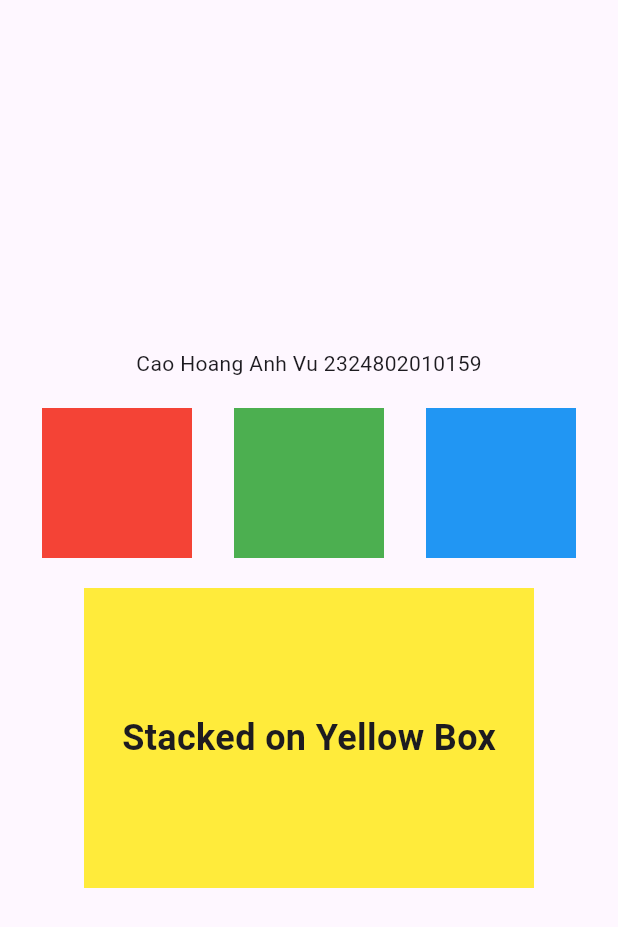
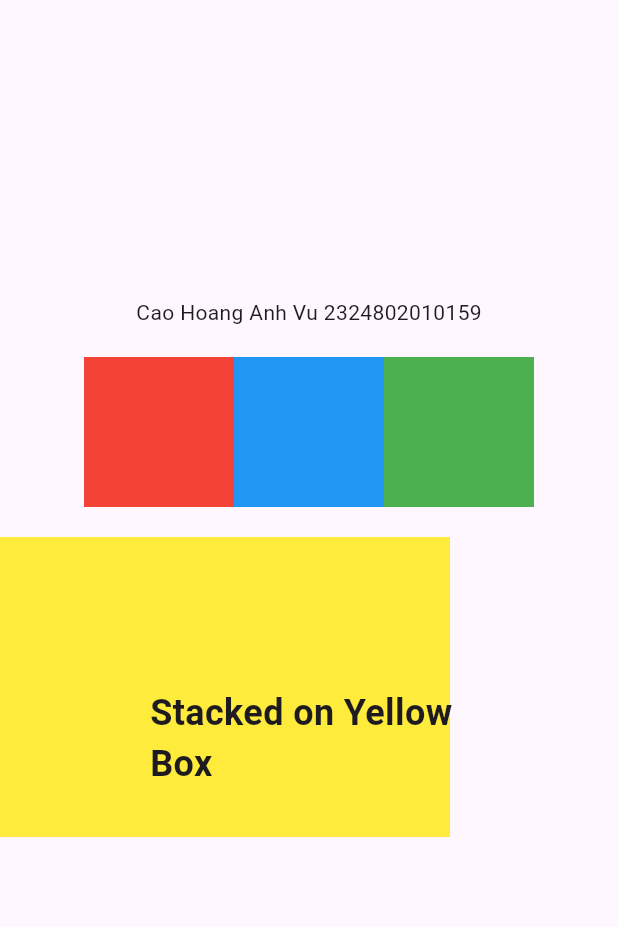
Before and after one commit to ogtrumtga/CaoHoangAnhVu_LTDNT, a Flutter app: the screen it shows after launch, on a phone screen of 412 x 824 dp. Shown: the top 927 px of the screen. Run offline on Flutter 3.47's test engine with Material 3 defaults, Android fonts, the phone set to English and light mode, and no system bars; our stand-ins replace dio.

Commit message:
link Record

```diff
--- a/caohoanganhvu_2324802010159_lab2_1/lib/main.dart
+++ b/caohoanganhvu_2324802010159_lab2_1/lib/main.dart
@@ -25,20 +25,25 @@ class LayoutApp extends StatelessWidget {
         const Text('Cao Hoang Anh Vu 2324802010159'),
         const SizedBox(height: 20),
         Row(
-          mainAxisAlignment: MainAxisAlignment.spaceEvenly,
+          mainAxisAlignment: MainAxisAlignment.center,
           children: [
-            for (var color in [Colors.red, Colors.green, Colors.blue])
-              Container(width: 100, height: 100, color: color),
+            Container(width: 100, height: 100, color: Colors.red),
+            Container(width: 100, height: 100, color: Colors.blue),
+
+            Container(width: 100, height: 100, color: Colors.green),
           ],
         ),
         const SizedBox(height: 20),
         Stack(
-          alignment: Alignment.center,
+          alignment: Alignment.topLeft,
           children: [
             Container(width: 300, height: 200, color: Colors.yellow),
-            const Text(
-              'Stacked on Yellow Box',
-              style: TextStyle(fontSize: 24, fontWeight: FontWeight.bold),
+            Padding(
+              padding: const EdgeInsets.all(100),
+              child: const Text(
+                'Stacked on Yellow Box',
+                style: TextStyle(fontSize: 24, fontWeight: FontWeight.bold),
+              ),
             ),
           ],
         ),
```
Also changed, not shown: caohoanganhvu_2324802010159_lab3/lib/api_service.dart (+5 -6 lines), caohoanganhvu_2324802010159_lab3/pubspec.lock, 1 other file.
